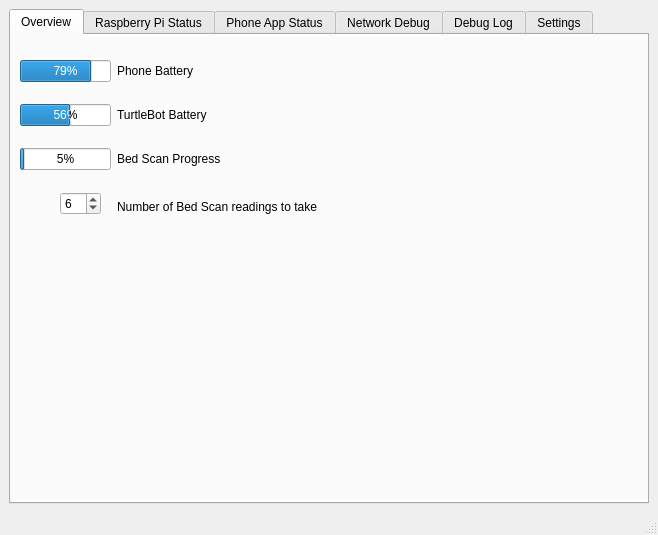
First picture: the form in tcp-server/server_ui/form.ui, repository gtcodes22/Cubiclean_Farm_Robot, before the edit.
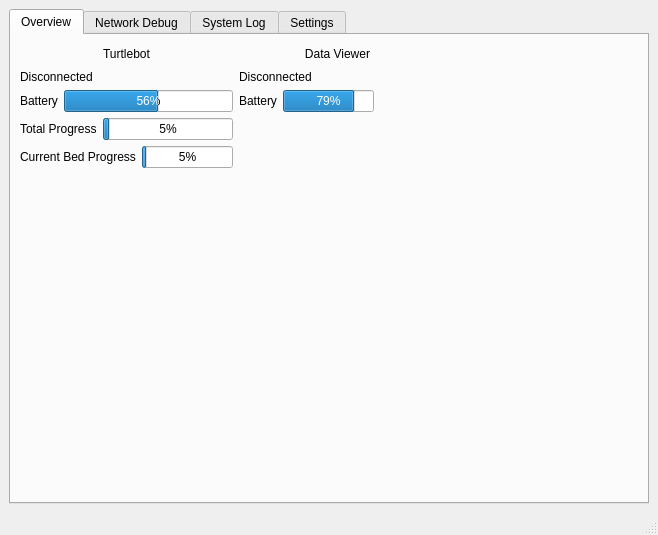
Second picture: the form after the edit. The open tabs and pages were chosen to show the change.

Patch:
```diff
--- a/tcp-server/server_ui/form.ui
+++ b/tcp-server/server_ui/form.ui
@@ -11,7 +11,7 @@
    </rect>
   </property>
   <property name="windowTitle">
-   <string>Cubiclean Robot Server 0.2.1</string>
+   <string>Cubiclean Robot Server 0.2.2</string>
   </property>
   <widget class="QWidget" name="centralwidget">
    <layout class="QHBoxLayout" name="horizontalLayout_2">
@@ -24,179 +24,157 @@
        </size>
       </property>
       <property name="currentIndex">
-       <number>0</number>
+       <number>2</number>
       </property>
       <widget class="QWidget" name="tab_systemOverview">
        <attribute name="title">
         <string>Overview</string>
        </attribute>
-       <layout class="QFormLayout" name="formLayout_2">
-        <item row="0" column="0">
-         <spacer name="verticalSpacer_13">
-          <property name="orientation">
-           <enum>Qt::Orientation::Vertical</enum>
-          </property>
-          <property name="sizeType">
-           <enum>QSizePolicy::Policy::Fixed</enum>
-          </property>
-          <property name="sizeHint" stdset="0">
-           <size>
-            <width>20</width>
-            <height>10</height>
-           </size>
-          </property>
-         </spacer>
-        </item>
-        <item row="1" column="0">
-         <widget class="QProgressBar" name="progressBar">
-          <property name="minimumSize">
-           <size>
-            <width>0</width>
-            <height>20</height>
-           </size>
-          </property>
-          <property name="value">
-           <number>79</number>
-          </property>
-         </widget>
-        </item>
-        <item row="1" column="1">
-         <widget class="QLabel" name="label_13">
-          <property name="text">
-           <string>Phone Battery</string>
-          </property>
-         </widget>
-        </item>
+       <layout class="QGridLayout" name="gridLayout">
         <item row="2" column="0">
-         <spacer name="verticalSpacer_6">
-          <property name="orientation">
-           <enum>Qt::Orientation::Vertical</enum>
-          </property>
-          <property name="sizeType">
-           <enum>QSizePolicy::Policy::Fixed</enum>
-          </property>
-          <property name="sizeHint" stdset="0">
-           <size>
-            <width>20</width>
-            <height>10</height>
-           </size>
-          </property>
-         </spacer>
+         <layout class="QHBoxLayout" name="horizontalLayout_7">
+          <item>
+           <widget class="QLabel" name="label_28">
+            <property name="text">
+             <string>Battery</string>
+            </property>
+           </widget>
+          </item>
+          <item>
+           <widget class="QProgressBar" name="progressBar_2">
+            <property name="minimumSize">
+             <size>
+              <width>80</width>
+              <height>20</height>
+             </size>
+            </property>
+            <property name="value">
+             <number>56</number>
+            </property>
+           </widget>
+          </item>
+         </layout>
         </item>
-        <item row="3" column="0">
-         <widget class="QProgressBar" name="progressBar_2">
-          <property name="minimumSize">
-           <size>
-            <width>0</width>
-            <height>20</height>
-           </size>
-          </property>
-          <property name="value">
-           <number>56</number>
+        <item row="1" column="1">
+         <widget class="QLabel" name="label_10">
+          <property name="text">
+           <string>Disconnected</string>
           </property>
          </widget>
         </item>
-        <item row="3" column="1">
-         <widget class="QLabel" name="label_28">
+        <item row="1" column="0">
+         <widget class="QLabel" name="label_9">
           <property name="text">
-           <string>TurtleBot Battery</string>
+           <string>Disconnected</string>
           </property>
          </widget>
         </item>
         <item row="4" column="0">
-         <spacer name="verticalSpacer_29">
+         <layout class="QHBoxLayout" name="horizontalLayout_9">
+          <item>
+           <widget class="QLabel" name="label_30">
+            <property name="sizePolicy">
+             <sizepolicy hsizetype="Preferred" vsizetype="Minimum">
+              <horstretch>0</horstretch>
+              <verstretch>0</verstretch>
+             </sizepolicy>
+            </property>
+            <property name="text">
+             <string>Current Bed Progress</string>
+            </property>
+           </widget>
+          </item>
+          <item>
+           <widget class="QProgressBar" name="progressBar_10">
+            <property name="minimumSize">
+             <size>
+              <width>0</width>
+              <height>20</height>
+             </size>
+            </property>
+            <property name="value">
+             <number>5</number>
+            </property>
+           </widget>
+          </item>
+         </layout>
+        </item>
+        <item row="3" column="0">
+         <layout class="QHBoxLayout" name="horizontalLayout_8">
+          <item>
+           <widget class="QLabel" name="label_29">
+            <property name="text">
+             <string>Total Progress</string>
+            </property>
+           </widget>
+          </item>
+          <item>
+           <widget class="QProgressBar" name="progressBar_9">
+            <property name="minimumSize">
+             <size>
+              <width>0</width>
+              <height>20</height>
+             </size>
+            </property>
+            <property name="value">
+             <number>5</number>
+            </property>
+           </widget>
+          </item>
+         </layout>
+        </item>
+        <item row="0" column="2">
+         <spacer name="horizontalSpacer_4">
           <property name="orientation">
-           <enum>Qt::Orientation::Vertical</enum>
-          </property>
-          <property name="sizeType">
-           <enum>QSizePolicy::Policy::Fixed</enum>
+           <enum>Qt::Orientation::Horizontal</enum>
           </property>
           <property name="sizeHint" stdset="0">
            <size>
-            <width>20</width>
-            <height>10</height>
+            <width>202</width>
+            <height>20</height>
            </size>
           </property>
          </spacer>
         </item>
+        <item row="2" column="1">
+         <layout class="QHBoxLayout" name="horizontalLayout_5">
+          <item>
+           <widget class="QLabel" name="label_13">
+            <property name="text">
+             <string>Battery</string>
+            </property>
+           </widget>
+          </item>
+          <item>
+           <widget class="QProgressBar" name="progressBar">
+            <property name="minimumSize">
+             <size>
+              <width>0</width>
+              <height>20</height>
+             </size>
+            </property>
+            <property name="value">
+             <number>79</number>
+            </property>
+           </widget>
+          </item>
+          <item>
+           <spacer name="horizontalSpacer">
+            <property name="orientation">
+             <enum>Qt::Orientation::Horizontal</enum>
+            </property>
+            <property name="sizeHint" stdset="0">
+             <size>
+              <width>40</width>
+              <height>20</height>
+             </size>
+            </property>
+           </spacer>
+          </item>
+         </layout>
+        </item>
         <item row="5" column="0">
-         <widget class="QProgressBar" name="progressBar_9">
-          <property name="minimumSize">
-           <size>
-            <width>0</width>
-            <height>20</height>
-           </size>
-          </property>
-          <property name="value">
-           <number>5</number>
-          </property>
-         </widget>
-        </item>
-        <item row="5" column="1">
-         <widget class="QLabel" name="label_29">
-          <property name="text">
-           <string>Bed Scan Progress</string>
-          </property>
-         </widget>
-        </item>
-        <item row="6" column="0">
-         <spacer name="verticalSpacer_28">
-          <property name="orientation">
-           <enum>Qt::Orientation::Vertical</enum>
-          </property>
-          <property name="sizeType">
-           <enum>QSizePolicy::Policy::Fixed</enum>
-          </property>
-          <property name="sizeHint" stdset="0">
-           <size>
-            <width>20</width>
-            <height>10</height>
-           </size>
-          </property>
-         </spacer>
-        </item>
-        <item row="7" column="0">
-         <layout class="QHBoxLayout" name="horizontalLayout_13">
-          <property name="rightMargin">
-           <number>6</number>
-          </property>
-          <property name="bottomMargin">
-           <number>6</number>
-          </property>
-          <item>
-           <spacer name="horizontalSpacer_6">
-            <property name="orientation">
-             <enum>Qt::Orientation::Horizontal</enum>
-            </property>
-            <property name="sizeHint" stdset="0">
-             <size>
-              <width>40</width>
-              <height>20</height>
-             </size>
-            </property>
-           </spacer>
-          </item>
-          <item>
-           <widget class="QSpinBox" name="spinBox">
-            <property name="maximum">
-             <number>16</number>
-            </property>
-            <property name="value">
-             <number>6</number>
-            </property>
-           </widget>
-          </item>
-         </layout>
-        </item>
-        <item row="7" column="1">
-         <widget class="QLabel" name="label_32">
-          <property name="text">
-           <string>Number of Bed Scan readings to take</string>
-          </property>
-         </widget>
-        </item>
-        <item row="8" column="0">
-         <spacer name="verticalSpacer_11">
+         <spacer name="verticalSpacer">
           <property name="orientation">
            <enum>Qt::Orientation::Vertical</enum>
           </property>
@@ -208,231 +186,37 @@
           </property>
          </spacer>
         </item>
-       </layout>
-      </widget>
-      <widget class="QWidget" name="tab_rpiStatus">
-       <attribute name="title">
-        <string>Raspberry Pi Status</string>
-       </attribute>
-       <widget class="QLabel" name="label_2">
-        <property name="geometry">
-         <rect>
-          <x>20</x>
-          <y>20</y>
-          <width>81</width>
-          <height>16</height>
-         </rect>
-        </property>
-        <property name="text">
-         <string>Connection Status</string>
-        </property>
-       </widget>
-       <widget class="QLabel" name="label_isConnected_rpi">
-        <property name="geometry">
-         <rect>
-          <x>100</x>
-          <y>20</y>
-          <width>131</width>
-          <height>16</height>
-         </rect>
-        </property>
-        <property name="text">
-         <string>disconnected</string>
-        </property>
-       </widget>
-       <widget class="QLabel" name="label_5">
-        <property name="geometry">
-         <rect>
-          <x>20</x>
-          <y>40</y>
-          <width>81</width>
-          <height>16</height>
-         </rect>
-        </property>
-        <property name="text">
-         <string>IP Address</string>
-        </property>
-       </widget>
-       <widget class="QLabel" name="label_6">
-        <property name="geometry">
-         <rect>
-          <x>20</x>
-          <y>60</y>
-          <width>81</width>
-          <height>16</height>
-         </rect>
-        </property>
-        <property name="text">
-         <string>Port</string>
-        </property>
-       </widget>
-       <widget class="QPushButton" name="pushButton_connect_rpi">
-        <property name="enabled">
-         <bool>true</bool>
-        </property>
-        <property name="geometry">
-         <rect>
-          <x>180</x>
-          <y>60</y>
-          <width>80</width>
-          <height>18</height>
-         </rect>
-        </property>
-        <property name="text">
-         <string>Connect</string>
-        </property>
-       </widget>
-       <widget class="QLineEdit" name="lineEdit_port_rpi">
-        <property name="geometry">
-         <rect>
-          <x>100</x>
-          <y>60</y>
-          <width>71</width>
-          <height>20</height>
-         </rect>
-        </property>
-        <property name="text">
-         <string>0</string>
-        </property>
-       </widget>
-       <widget class="QLineEdit" name="lineEdit_ipAddress_rpi">
-        <property name="geometry">
-         <rect>
-          <x>100</x>
-          <y>40</y>
-          <width>113</width>
-          <height>20</height>
-         </rect>
-        </property>
-        <property name="text">
-         <string>0.0.0.0</string>
-        </property>
-       </widget>
-      </widget>
-      <widget class="QWidget" name="tab_appStatus">
-       <attribute name="title">
-        <string>Phone App Status</string>
-       </attribute>
-       <layout class="QFormLayout" name="formLayout">
         <item row="0" column="0">
          <widget class="QLabel" name="label">
+          <property name="styleSheet">
+           <string notr="true">color: rgb(0, 0, 0);
+font: 16pt &quot;Segoe UI&quot;;</string>
+          </property>
           <property name="text">
-           <string>Connection Status</string>
+           <string>Turtlebot</string>
+          </property>
+          <property name="alignment">
+           <set>Qt::AlignmentFlag::AlignCenter</set>
           </property>
          </widget>
         </item>
         <item row="0" column="1">
-         <widget class="QLabel" name="label_isConnected_app">
-          <property name="text">
-           <string>disconnected</string>
+         <widget class="QLabel" name="label_2">
+          <property name="autoFillBackground">
+           <bool>false</bool>
           </property>
-         </widget>
-        </item>
-        <item row="3" column="0">
-         <spacer name="verticalSpacer">
-          <property name="orientation">
-           <enum>Qt::Orientation::Vertical</enum>
+          <property name="styleSheet">
+           <string notr="true">color: rgb(0, 0, 0);
+font: 16pt &quot;Segoe UI&quot;;</string>
           </property>
-          <property name="sizeType">
-           <enum>QSizePolicy::Policy::Maximum</enum>
-          </property>
-          <property name="sizeHint" stdset="0">
-           <size>
-            <width>20</width>
-            <height>40</height>
-           </size>
-          </property>
-         </spacer>
-        </item>
-        <item row="3" column="1">
-         <spacer name="verticalSpacer_2">
-          <property name="orientation">
-           <enum>Qt::Orientation::Vertical</enum>
-          </property>
-          <property name="sizeType">
-           <enum>QSizePolicy::Policy::Maximum</enum>
-          </property>
-          <property name="sizeHint" stdset="0">
-           <size>
-            <width>20</width>
-            <height>40</height>
-           </size>
-          </property>
-         </spacer>
-        </item>
-        <item row="1" column="0">
-         <widget class="QLabel" name="label_3">
           <property name="text">
-           <string>IP Address</string>
+           <string>Data Viewer</string>
           </property>
-         </widget>
-        </item>
-        <item row="1" column="1">
-         <widget class="QLineEdit" name="lineEdit_ipAddress_app">
-          <property name="maximumSize">
-           <size>
-            <width>140</width>
-            <height>16777215</height>
-           </size>
+          <property name="alignment">
+           <set>Qt::AlignmentFlag::AlignCenter</set>
           </property>
-          <property name="text">
-           <string>0.0.0.0</string>
-          </property>
          </widget>
         </item>
-        <item row="2" column="0">
-         <widget class="QLabel" name="label_4">
-          <property name="text">
-           <string>Port</string>
-          </property>
-         </widget>
-        </item>
-        <item row="2" column="1">
-         <layout class="QHBoxLayout" name="horizontalLayout">
-          <item>
-           <widget class="QLineEdit" name="lineEdit_port_app">
-            <property name="maximumSize">
-             <size>
-              <width>60</width>
-              <height>16777215</height>
-             </size>
-            </property>
-            <property name="text">
-             <string>0</string>
-            </property>
-           </widget>
-          </item>
-          <item>
-           <widget class="QPushButton" name="pushButton_connect_app">
-            <property name="enabled">
-             <bool>false</bool>
-            </property>
-            <property name="maximumSize">
-             <size>
-              <width>80</width>
-              <height>16777215</height>
-             </size>
-            </property>
-            <property name="text">
-             <string>Connect</string>
-            </property>
-           </widget>
-          </item>
-          <item>
-           <spacer name="horizontalSpacer">
-            <property name="orientation">
-             <enum>Qt::Orientation::Horizontal</enum>
-            </property>
-            <property name="sizeHint" stdset="0">
-             <size>
-              <width>40</width>
-              <height>20</height>
-             </size>
-            </property>
-           </spacer>
-          </item>
-         </layout>
-        </item>
        </layout>
       </widget>
       <widget class="QWidget" name="tab_netChat">
@@ -623,11 +407,11 @@
       </widget>
       <widget class="QWidget" name="tab_appDebug">
        <attribute name="title">
-        <string>Debug Log</string>
+        <string>System Log</string>
        </attribute>
        <layout class="QVBoxLayout" name="verticalLayout">
         <item>
-         <widget class="QTextEdit" name="textEdit_DebugLog"/>
+         <widget class="QTextEdit" name="textEdit_SystemLog"/>
         </item>
        </layout>
       </widget>
@@ -635,15 +419,67 @@
        <attribute name="title">
         <string>Settings</string>
        </attribute>
-       <layout class="QGridLayout" name="gridLayout_2">
-        <item row="0" column="0">
+       <layout class="QVBoxLayout" name="verticalLayout_2">
+        <item>
          <widget class="QCheckBox" name="checkBox_sendAsPlainText">
           <property name="text">
            <string>Send messages to devices as plain text</string>
           </property>
          </widget>
         </item>
-        <item row="1" column="0">
+        <item>
+         <layout class="QHBoxLayout" name="horizontalLayout_13">
+          <property name="rightMargin">
+           <number>6</number>
+          </property>
+          <property name="bottomMargin">
+           <number>6</number>
+          </property>
+          <item>
+           <widget class="QLabel" name="label_32">
+            <property name="maximumSize">
+             <size>
+              <width>16777215</width>
+              <height>16777215</height>
+             </size>
+            </property>
+            <property name="text">
+             <string>Number of Bed Scan readings to take</string>
+            </property>
+           </widget>
+          </item>
+          <item>
+           <widget class="QSpinBox" name="spinBox_BedScanReadings">
+            <property name="maximumSize">
+             <size>
+              <width>30</width>
+              <height>16777215</height>
+             </size>
+            </property>
+            <property name="maximum">
+             <number>16</number>
+            </property>
+            <property name="value">
+             <number>6</number>
+            </property>
+           </widget>
+          </item>
+          <item>
+           <spacer name="horizontalSpacer_3">
+            <property name="orientation">
+             <enum>Qt::Orientation::Horizontal</enum>
+            </property>
+            <property name="sizeHint" stdset="0">
+             <size>
+              <width>40</width>
+              <height>20</height>
+             </size>
+            </property>
+           </spacer>
+          </item>
+         </layout>
+        </item>
+        <item>
          <spacer name="verticalSpacer_7">
           <property name="orientation">
            <enum>Qt::Orientation::Vertical</enum>
```
